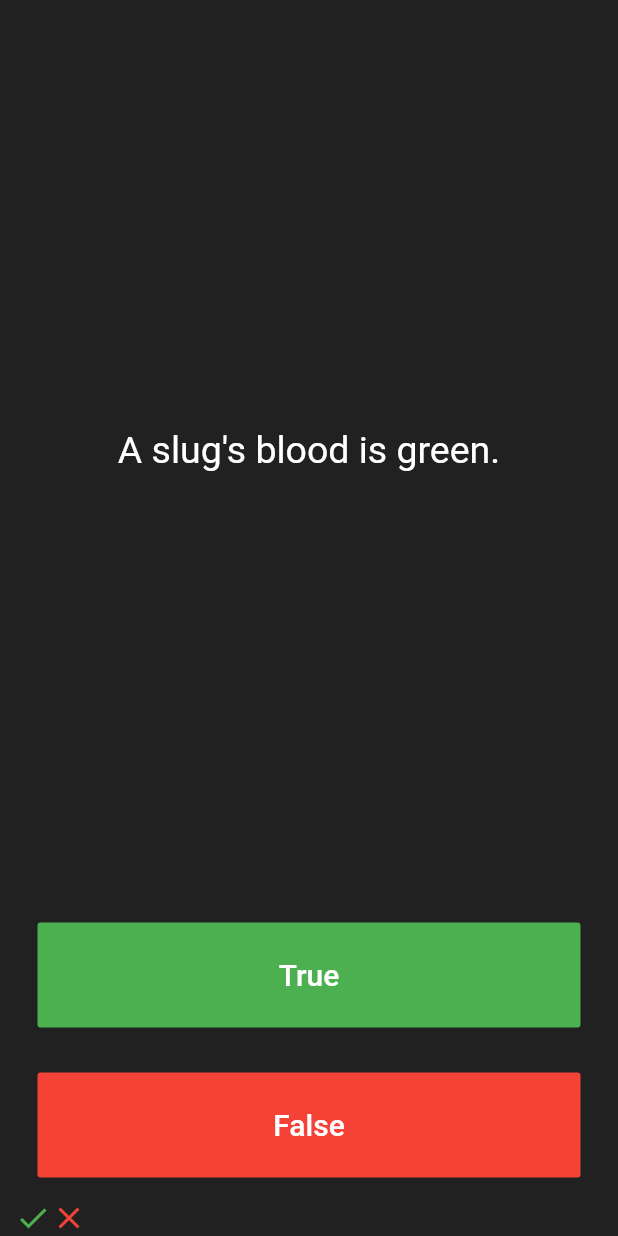
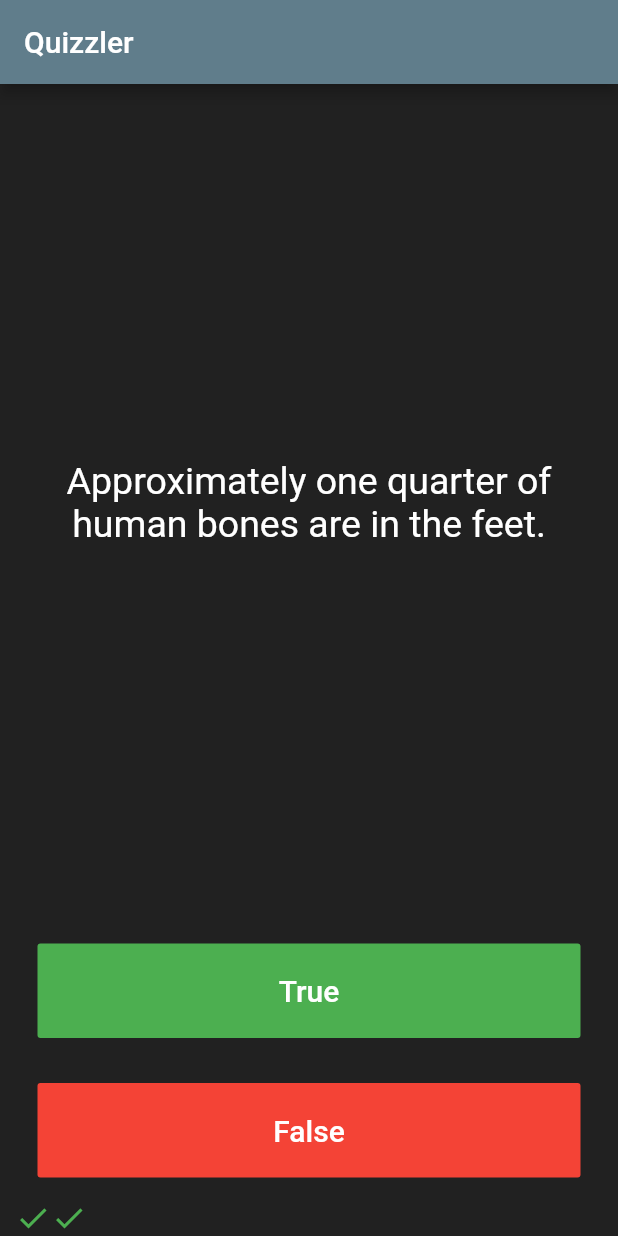
Before and after one commit to anmolgupta02/QuizApp_Flutter, a Flutter app: the screen it shows after launch, after a tap on "True", after a tap on "False", on a phone screen of 412 x 824 dp. Run offline on Flutter 3.47's test engine with Material 2 defaults, Android fonts, the phone set to English and light mode, and no system bars.

Commit message:
Integrating OOPS concept. Questions Classes Addition.
Signed-off-by: anmol <anmolgupta02@gmail.com>

```diff
--- /dev/null
+++ b/lib/Questions.dart
@@ -0,0 +1,9 @@
+class Question {
+  String questionText;
+  bool questionAnswer;
+
+  Question(String q, bool a) {
+    questionText = q;
+    questionAnswer = a;
+  }
+}
--- /dev/null
+++ b/lib/Quiz_Brain.dart
@@ -0,0 +1,31 @@
+import 'Questions.dart';
+
+class QuizBrain {
+  List<Question> questionList = [
+    Question('Some cats are actually allergic to humans', true),
+    Question('You can lead a cow down stairs but not up stairs.', false),
+    Question('Approximately one quarter of human bones are in the feet.', true),
+    Question('A slug\'s blood is green.', true),
+    Question('Buzz Aldrin\'s mother\'s maiden name was \"Moon\".', true),
+    Question('It is illegal to pee in the Ocean in Portugal.', true),
+    Question(
+        'No piece of square dry paper can be folded in half more than 7 times.',
+        false),
+    Question(
+        'In London, UK, if you happen to die in the House of Parliament, you are technically entitled to a state funeral, because the building is considered too sacred a place.',
+        true),
+    Question(
+        'The loudest sound produced by any animal is 188 decibels. That animal is the African Elephant.',
+        false),
+    Question(
+        'The total surface area of two human lungs is approximately 70 square metres.',
+        true),
+    Question('Google was originally called \"Backrub\".', true),
+    Question(
+        'Chocolate affects a dog\'s heart and nervous system; a few ounces are enough to kill a small dog.',
+        true),
+    Question(
+        'In West Virginia, USA, if you accidentally hit an animal with your car, you are free to take it home to eat.',
+        true),
+  ];
+}
--- a/lib/main.dart
+++ b/lib/main.dart
@@ -1,6 +1,9 @@
+import 'dart:math';
+
 import 'package:flutter/cupertino.dart';
 import 'package:flutter/material.dart';
-import 'dart:math';
+
+import 'Quiz_Brain.dart';
 
 void main() => runApp(Quizzler());
 
@@ -8,7 +11,15 @@ class Quizzler extends StatelessWidget {
   @override
   Widget build(BuildContext context) {
     return MaterialApp(
+      debugShowCheckedModeBanner: false,
       home: Scaffold(
+        appBar: AppBar(
+          title: Text(
+            'Quizzler',
+            textAlign: TextAlign.center,
+          ),
+          backgroundColor: Colors.blueGrey,
+        ),
         backgroundColor: Colors.grey.shade900,
         body: SafeArea(
           child: Padding(
@@ -28,16 +39,23 @@ class QuizPage extends StatefulWidget {
 
 class _QuizPageState extends State<QuizPage> {
   List<Widget> scoreKeeper = [];
-  List<String> questionBank = [
-    'You can lead a cow down stairs but not up stairs.',
-    'Approximately one quarter of human bones are in the feet.',
-    'A slug\'s blood is green.'
-  ];
+
+//  List<bool> questionsAnswer = [false, true, true];
+//
+//  List<String> questionBank = [
+//    'You can lead a cow down stairs but not up stairs.',
+//    'Approximately one quarter of human bones are in the feet.',
+//    'A slug\'s blood is green.'
+//  ];
+//
+//  Questions q1 = Questions(q: '', a: false);
 
   int getNewQuestion() {
     int ran = Random().nextInt(2);
     return ran;
   }
+
+  QuizBrain brain = QuizBrain();
 
   int currentQuestionNum = 0;
 
@@ -53,7 +71,7 @@ class _QuizPageState extends State<QuizPage> {
             padding: EdgeInsets.all(10.0),
             child: Center(
               child: Text(
-                questionBank[currentQuestionNum],
+                brain.questionList[currentQuestionNum].questionText,
                 textAlign: TextAlign.center,
                 style: TextStyle(
                   fontSize: 25.0,
@@ -77,17 +95,24 @@ class _QuizPageState extends State<QuizPage> {
                 ),
               ),
               onPressed: () {
+                bool correctAnswer =
+                    brain.questionList[currentQuestionNum].questionAnswer;
                 //The user picked true.
+                if (correctAnswer &&
+                    currentQuestionNum < brain.questionList.length - 1) {
+                  print("Right Answer");
+                  scoreKeeper.add(Icon(
+                    Icons.check,
+                    color: Colors.green,
+                  ));
+                } else {
+                  print("wrong!!!");
+                  scoreKeeper.add(Icon(Icons.close, color: Colors.red));
+                }
                 setState(() {
-                  if (currentQuestionNum < 2 && scoreKeeper.length < 10) {
+                  print(brain.questionList.length);
+                  if (currentQuestionNum < brain.questionList.length - 1) {
                     currentQuestionNum++;
-                    scoreKeeper.add(Icon(
-                      Icons.check,
-                      color: Colors.green,
-                    ));
-                  } else {
-                    Scaffold.of(context).showSnackBar(
-                        new SnackBar(content: new Text("End of List Reached")));
                   }
                 });
               },
@@ -108,20 +133,29 @@ class _QuizPageState extends State<QuizPage> {
               ),
               onPressed: () {
                 //The user picked false.
+                bool correctAnswer =
+                    brain.questionList[currentQuestionNum].questionAnswer;
+                if (!correctAnswer &&
+                    currentQuestionNum < brain.questionList.length - 1) {
+                  print("Right Answer");
+                  scoreKeeper.add(Icon(Icons.check, color: Colors.green));
+                } else {
+                  print("wrong!!!");
+                  scoreKeeper.add(Icon(
+                    Icons.close,
+                    color: Colors.red,
+                  ));
+                }
                 setState(() {
-                  if (currentQuestionNum < 2 && scoreKeeper.length < 10) {
+                  if (currentQuestionNum < brain.questionList.length - 1) {
                     currentQuestionNum++;
-                    scoreKeeper.add(Icon(
-                      Icons.close,
-                      color: Colors.red,
-                    ));
                   }
                 });
               },
             ),
           ),
         ),
-        //TODO: Add a Row here as your score keeper
+        //TODO: Stop the Row to get increase.
         Row(
           children: scoreKeeper,
         )
```
